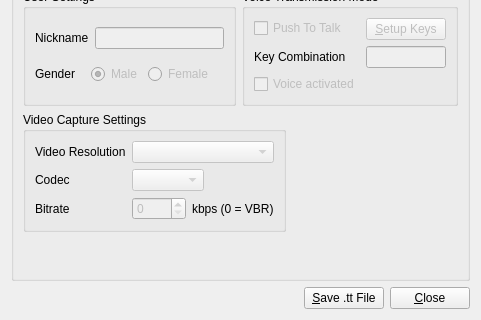
First picture: the form in qtTeamTalk/generatettfile.ui, repository BearWare/TeamTalk5, before the edit; both pictures show x 0 to 481 and y 174 to 494 of the 481 by 494 pixel window.
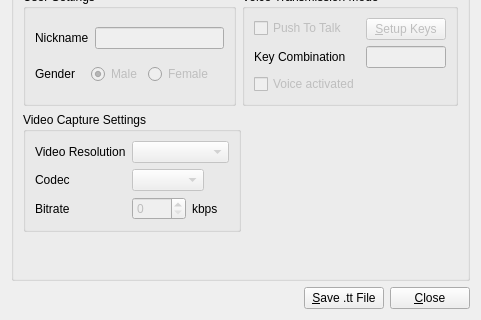
Second picture: the form after the edit.

```diff
--- a/qtTeamTalk/generatettfile.ui
+++ b/qtTeamTalk/generatettfile.ui
@@ -354,7 +354,7 @@
              <item>
               <widget class="QLabel" name="label_36">
                <property name="text">
-                <string notr="true">kbps (0 = VBR)</string>
+                <string notr="true">kbps</string>
                </property>
               </widget>
              </item>
```
